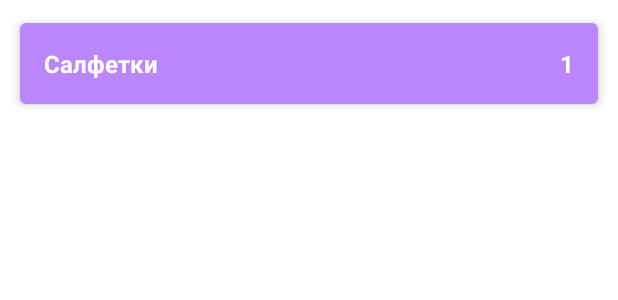
After one commit to Qarapapax/ShoppingList, an Android app: the layout item_shop_enabled.xml on its own in the app's theme, with its tools: preview values and no code run, on a phone screen of 412 x 824 dp. The commit adds this screen. Shown: the top 300 px of the screen. Run offline under Robolectric (Android 15) with nearby library versions, the phone set to English and light mode, and no system bars.

Commit message:
Добавлены макеты

```diff
--- /dev/null
+++ b/app/src/main/res/layout/item_shop_enabled.xml
@@ -0,0 +1,42 @@
+<?xml version="1.0" encoding="utf-8"?>
+<androidx.cardview.widget.CardView xmlns:android="http://schemas.android.com/apk/res/android"
+    xmlns:app="http://schemas.android.com/apk/res-auto"
+    xmlns:tools="http://schemas.android.com/tools"
+    android:layout_width="match_parent"
+    android:layout_height="wrap_content"
+    android:layout_marginStart="8dp"
+    android:layout_marginTop="8dp"
+    android:layout_marginEnd="8dp"
+    android:layout_marginBottom="4dp"
+    app:cardCornerRadius="4dp"
+    app:cardElevation="4dp"
+    app:cardUseCompatPadding="true">
+
+    <LinearLayout
+        android:layout_width="match_parent"
+        android:layout_height="match_parent"
+        android:background="@color/purple_200"
+        android:orientation="horizontal"
+        android:padding="16dp">
+
+        <TextView
+            android:id="@+id/tv_name"
+            android:layout_width="0dp"
+            android:layout_height="wrap_content"
+            android:layout_weight="1"
+            android:text="Салфетки"
+            android:textColor="@color/white"
+            android:textSize="16sp"
+            android:textStyle="bold" />
+
+        <TextView
+            android:id="@+id/tv_count"
+            android:layout_width="wrap_content"
+            android:layout_height="wrap_content"
+            android:text="1"
+            android:textColor="@color/white"
+            android:textSize="16sp"
+            android:textStyle="bold" />
+    </LinearLayout>
+
+</androidx.cardview.widget.CardView>
```
Also changed, not shown: app/src/main/res/layout/activity_main.xml (+24 -5 lines), app/src/main/res/layout/item_shop_disabled.xml (added, +42 -0 lines).
